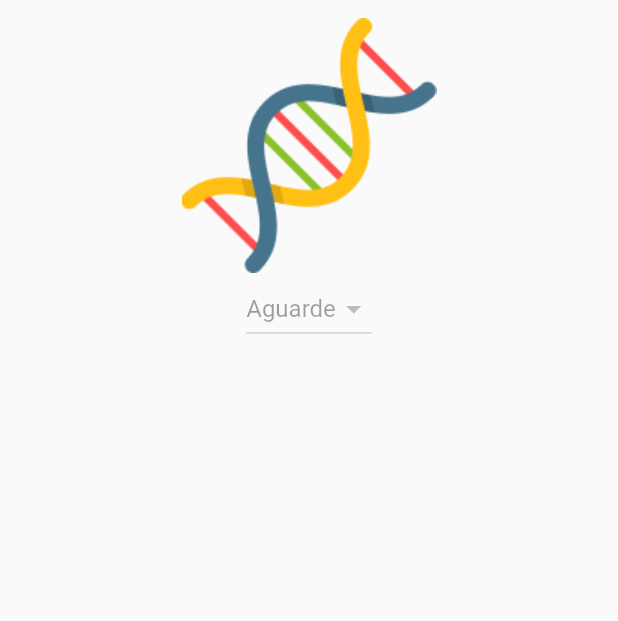
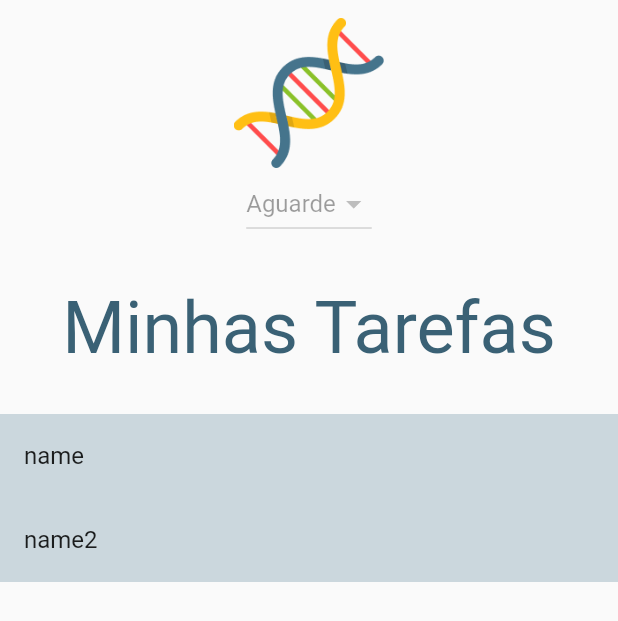
Before and after one commit to brenotome/galaxy_tracker, a Flutter app: the HistoriesPage screen opened by its route, on a phone screen of 412 x 824 dp. Shown: the top 621 px of the screen. Run offline on Flutter 3.47's test engine with Material 2 defaults, Android fonts, the phone set to English and light mode, and no system bars; our stand-ins replace get_storage; accounts and stored records are empty; network calls fail.

Commit message:
+ feature histories page

```diff
--- a/lib/histories_page.dart
+++ b/lib/histories_page.dart
@@ -12,9 +12,13 @@ class _HistoriesPageState extends State<HistoriesPage> {
   String dropdownValue = '0';
   String apiKey;
   List<History> histories;
+  List<HistoryItem> items = [];
+
   @override
   void initState() {
     super.initState();
+    items.add(HistoryItem('1', 'name', 'status'));
+    items.add(HistoryItem('2', 'name2', 'status'));
   }
 
   Future get_histories() async {
@@ -24,6 +28,11 @@ class _HistoriesPageState extends State<HistoriesPage> {
     histories.add(History('0', "Histórico"));
     setState(() {});
     return histories;
+  }
+  Future update_items(id) async{
+    final request = Requests(apiKey);
+    histories = await request.get_histories();
+    items = await request.get_history_items(id);
   }
 
   @override
@@ -38,18 +47,21 @@ class _HistoriesPageState extends State<HistoriesPage> {
             // minHeight: 500,
           ),
           child: Column(children: [
-            Image(
+            Container(
+                width: 100,
+                height: 100,
+                child: Image(
                   image: AssetImage("assets/graphics/dna.png"),
-            ),
+                )),
             FutureBuilder(
                 future: get_histories(),
-              builder:
-                (BuildContext context, AsyncSnapshot snapshot) {
+                builder: (BuildContext context, AsyncSnapshot snapshot) {
                   if (snapshot.hasData) {
                     return DropdownButton(
                         value: dropdownValue,
                         style: const TextStyle(color: Colors.black),
                         onChanged: (value) {
+                          update_items(value);
                           setState(() {
                             dropdownValue = value;
                           });
@@ -63,11 +75,44 @@ class _HistoriesPageState extends State<HistoriesPage> {
                   } else {
                     return DropdownButton(
                       value: '0',
-                  items: [DropdownMenuItem(value: '0', child: Text('Aguarde'))],
+                      items: [
+                        DropdownMenuItem(value: '0', child: Text('Aguarde'))
+                      ],
                     );
                   }
                 }),
-            // Spacer(flex: 4,),
+            SizedBox(height: 30),
+            RichText(
+              text: TextSpan(
+                text: "Minhas Tarefas",
+                style: TextStyle(
+                    fontFamily: "Roboto",
+                    color: Color(0xFF3A6175),
+                    fontSize: 48),
+              ),
+            ),
+            SizedBox(height: 30),
+            Expanded(
+              child: ListView(
+                children: items.map<Widget>((item) {
+                  Color stateColor;
+                  if (item.state == 'ok') {
+                    stateColor = Color(0xFFD5EDAB);
+                  } else if (item.state == 'failed') {
+                    stateColor = Color(0xFFFF9B9B);
+                  } else if (item.state == 'pprocessing') {
+                    stateColor = Color(0xFFFFD564);
+                  } else {
+                    stateColor = Color(0xFFCBD7DD);
+                  }
+                  return Container(
+                      color: stateColor,
+                      child: ListTile(
+                        title: Text(item.name),
+                      ));
+                }).toList(),
+              ),
+            ),
           ]),
         ),
       ),
--- a/lib/login_page.dart
+++ b/lib/login_page.dart
@@ -102,9 +102,6 @@ class LoginFormState extends State<LoginForm> {
                     GetStorage().write('token', apiKey);
                     Navigator.pushNamed(context, '/histories');
                   }
-
-                  print(response.statusCode);
-                  print(response.body);
                 }
               },
               child: Text("Login"),
--- a/lib/models.dart
+++ b/lib/models.dart
@@ -1,24 +1,30 @@
-import 'dart:async';
-
-import 'package:flutter/material.dart';
-
-class HistoryItem{
+class HistoryItem {
   String id;
   String name;
   String state;
-  String createTime;
+
+  HistoryItem(id, name, state) {
+    this.id = id;
+    this.name = name;
+    this.state = state;
+  }
+
+  HistoryItem.fromJson(Map<String, dynamic> json)
+    : id = json['id'],
+      name = json['name'],
+      state = json['state'];
 }
 
-class History{
+class History {
   String id;
   String name;
 
-  History(id,name){
+  History(id, name) {
     this.id = id;
     this.name = name;
   }
 
   History.fromJson(Map<String, dynamic> json)
-    : id = json['id'],
-      name = json['name'];
+      : id = json['id'],
+        name = json['name'];
 }
--- a/lib/requests.dart
+++ b/lib/requests.dart
@@ -1,6 +1,5 @@
 import 'package:galaxy_tracker/models.dart';
 import 'dart:convert';
-import 'dart:io';
 
 import 'package:http/http.dart';
 
@@ -20,4 +19,13 @@ class Requests {
 
     return list;
   }
+
+  Future<List> get_history_items(id) async{
+    final response = await get(
+      Uri.http(baseUrl, '/api/histories/$id/contents', {'key': apiKey}),
+    );
+    List<HistoryItem> list = [for(var i in jsonDecode(response.body)) HistoryItem.fromJson(i)];
+
+    return list;
+  }
 }
```
Lines whose indentation alone changed are shown as unchanged.
